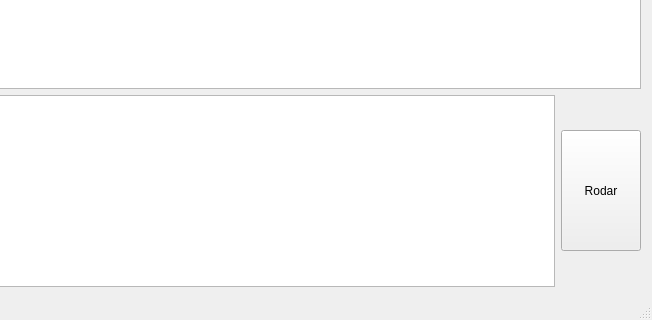
Before: the Qt Designer form mainwindow.ui in RestartButton/-.-, drawn with Qt 5; both pictures show x 399 to 1051 and y 329 to 649 of the 1051 by 649 pixel window.
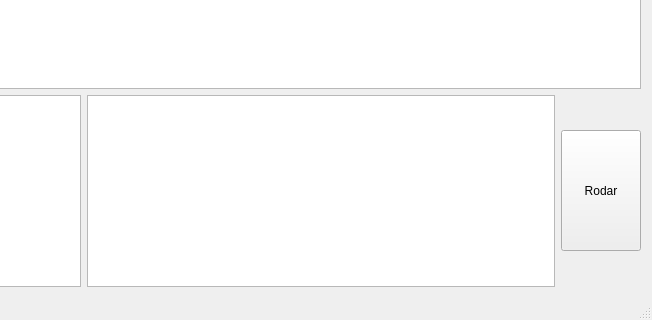
After: the same form once the commit is applied.

Commit message: Adicionada Tabela de simbolos na UI

What changed in the file:
```diff
--- a/mainwindow.ui
+++ b/mainwindow.ui
@@ -88,6 +88,9 @@
           </property>
          </widget>
         </item>
+        <item>
+         <widget class="QTableView" name="Tabela"/>
+        </item>
         <item>
          <widget class="QPushButton" name="Correr">
           <property name="minimumSize">
```
The commit also changes 16 other files.
